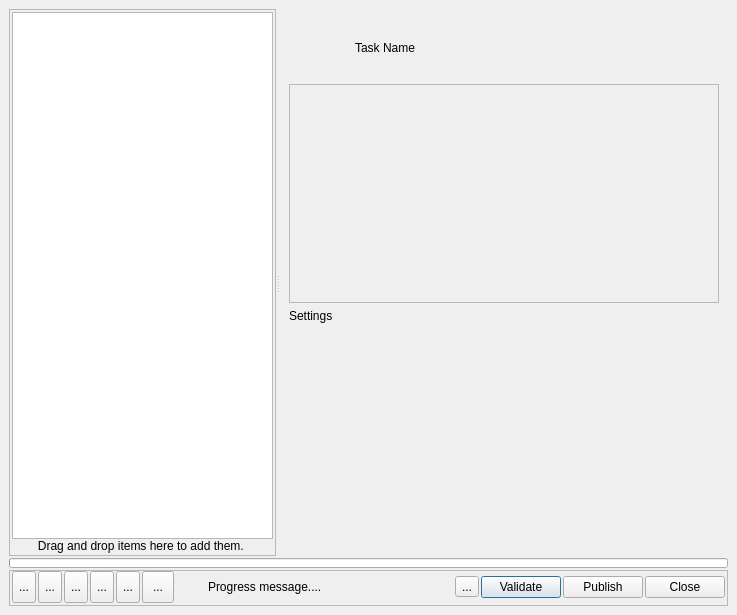
This is resources/dialog.ui in shotgunsoftware/tk-multi-publish2 as Qt 5 draws it before an edit. The edited form follows.
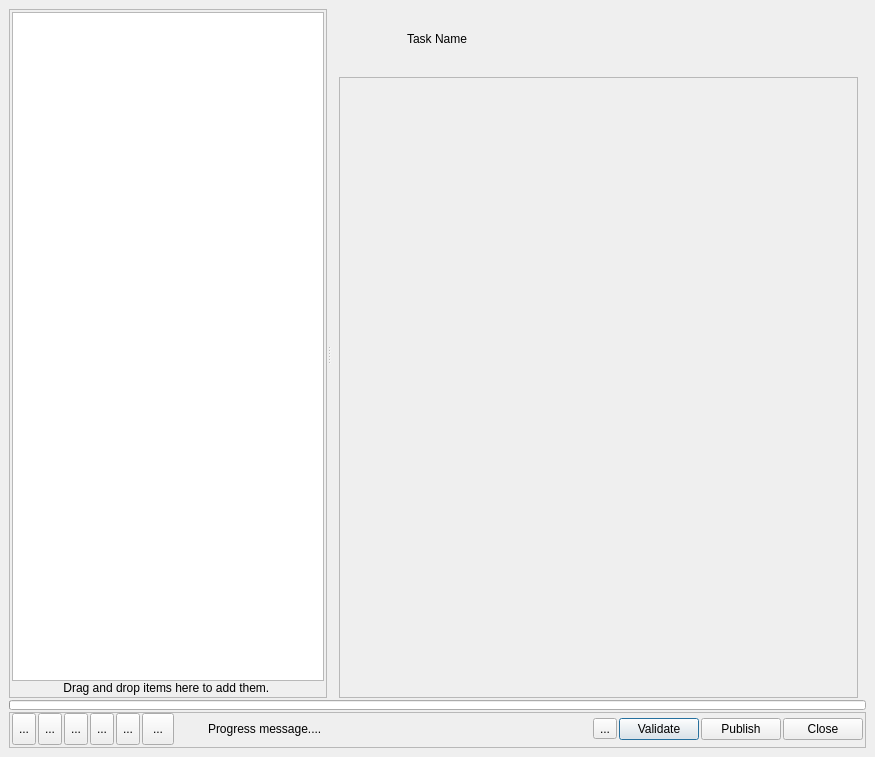
This is the edited form. The open tabs and pages were chosen to show the change. Icons and pictures are not drawn. Custom widgets are drawn as their Qt base class.

```diff
--- a/resources/dialog.ui
+++ b/resources/dialog.ui
@@ -6,8 +6,8 @@
    <rect>
     <x>0</x>
     <y>0</y>
-    <width>737</width>
-    <height>615</height>
+    <width>875</width>
+    <height>757</height>
    </rect>
   </property>
   <property name="windowTitle">
@@ -554,6 +554,21 @@
                 </widget>
                 <widget class="QWidget" name="details_task">
                  <layout class="QVBoxLayout" name="verticalLayout_11">
+                  <property name="spacing">
+                   <number>8</number>
+                  </property>
+                  <property name="leftMargin">
+                   <number>8</number>
+                  </property>
+                  <property name="topMargin">
+                   <number>0</number>
+                  </property>
+                  <property name="rightMargin">
+                   <number>8</number>
+                  </property>
+                  <property name="bottomMargin">
+                   <number>0</number>
+                  </property>
                   <item>
                    <layout class="QHBoxLayout" name="horizontalLayout_4">
                     <item>
@@ -594,76 +609,35 @@
                    </layout>
                   </item>
                   <item>
-                   <widget class="QStackedWidget" name="settings_stack">
-                    <property name="currentIndex">
-                     <number>1</number>
+                   <widget class="QScrollArea" name="task_settings_scroll_area">
+                    <property name="widgetResizable">
+                     <bool>true</bool>
                     </property>
-                    <widget class="QWidget" name="builtin_settings_page">
-                     <layout class="QVBoxLayout" name="verticalLayout_14">
-                      <property name="margin">
-                       <number>0</number>
-                      </property>
+                    <widget class="QWidget" name="task_settings_parent">
+                     <property name="geometry">
+                      <rect>
+                       <x>0</x>
+                       <y>0</y>
+                       <width>515</width>
+                       <height>605</height>
+                      </rect>
+                     </property>
+                     <layout class="QVBoxLayout" name="verticalLayout_13">
                       <item>
-                       <widget class="QScrollArea" name="scrollArea_2">
-                        <property name="widgetResizable">
-                         <bool>true</bool>
-                        </property>
-                        <widget class="QWidget" name="scrollAreaWidgetContents_2">
-                         <property name="geometry">
-                          <rect>
-                           <x>0</x>
-                           <y>0</y>
-                           <width>420</width>
-                           <height>202</height>
-                          </rect>
-                         </property>
-                         <layout class="QVBoxLayout" name="verticalLayout_13" stretch="0,1">
-                          <property name="spacing">
-                           <number>0</number>
-                          </property>
-                          <property name="margin">
-                           <number>0</number>
-                          </property>
-                          <item>
-                           <widget class="QLabel" name="task_description">
-                            <property name="text">
-                             <string/>
-                            </property>
-                            <property name="wordWrap">
-                             <bool>true</bool>
-                            </property>
-                            <property name="openExternalLinks">
-                             <bool>true</bool>
-                            </property>
-                           </widget>
-                          </item>
-                          <item>
-                           <widget class="QLabel" name="expander_label_2">
-                            <property name="text">
-                             <string/>
-                            </property>
-                           </widget>
-                          </item>
-                         </layout>
-                        </widget>
-                       </widget>
+                       <widget class="CustomSettingsWidget" name="task_settings" native="true"/>
                       </item>
                       <item>
-                       <widget class="QLabel" name="task_settings_label">
-                        <property name="text">
-                         <string>Settings</string>
+                       <spacer name="task_settings_spacer">
+                        <property name="orientation">
+                         <enum>Qt::Vertical</enum>
                         </property>
-                       </widget>
-                      </item>
-                      <item>
-                       <widget class="SettingsWidget" name="task_settings" native="true">
-                        <property name="sizePolicy">
-                         <sizepolicy hsizetype="Preferred" vsizetype="Expanding">
-                          <horstretch>0</horstretch>
-                          <verstretch>0</verstretch>
-                         </sizepolicy>
+                        <property name="sizeHint" stdset="0">
+                         <size>
+                          <width>20</width>
+                          <height>558</height>
+                         </size>
                         </property>
-                       </widget>
+                       </spacer>
                       </item>
                      </layout>
                     </widget>
```
Left out of the diff: 54 changed lines with no effect on the pictures.
